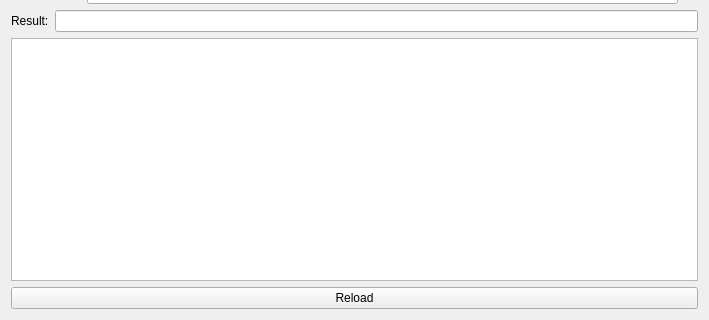
Above: UI_RAW/OrderItems.ui from GreenBeanio/Kimberly-s-Delicious-Dozen-Tracker before the change; both pictures show x 0 to 709 and y 293 to 613 of the 709 by 613 pixel window. Below: the same form after it.
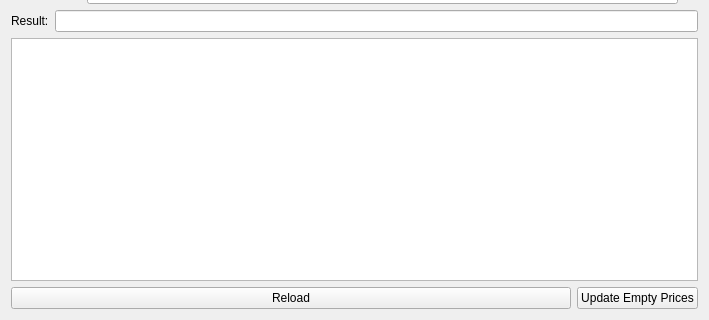
That is the form after the change.

```diff
--- a/UI_RAW/OrderItems.ui
+++ b/UI_RAW/OrderItems.ui
@@ -195,11 +195,22 @@
       <widget class="QTableView" name="OrderItemTable"/>
      </item>
      <item>
+      <layout class="QHBoxLayout" name="BottomButtons" stretch="1,0">
+       <item>
       <widget class="QPushButton" name="Reload">
        <property name="text">
         <string>Reload</string>
        </property>
       </widget>
+       </item>
+       <item>
+        <widget class="QPushButton" name="UpdateEmptyPrices">
+         <property name="text">
+          <string>Update Empty Prices</string>
+         </property>
+        </widget>
+       </item>
+      </layout>
      </item>
     </layout>
    </item>
```
Lines whose indentation alone changed are shown as unchanged.
